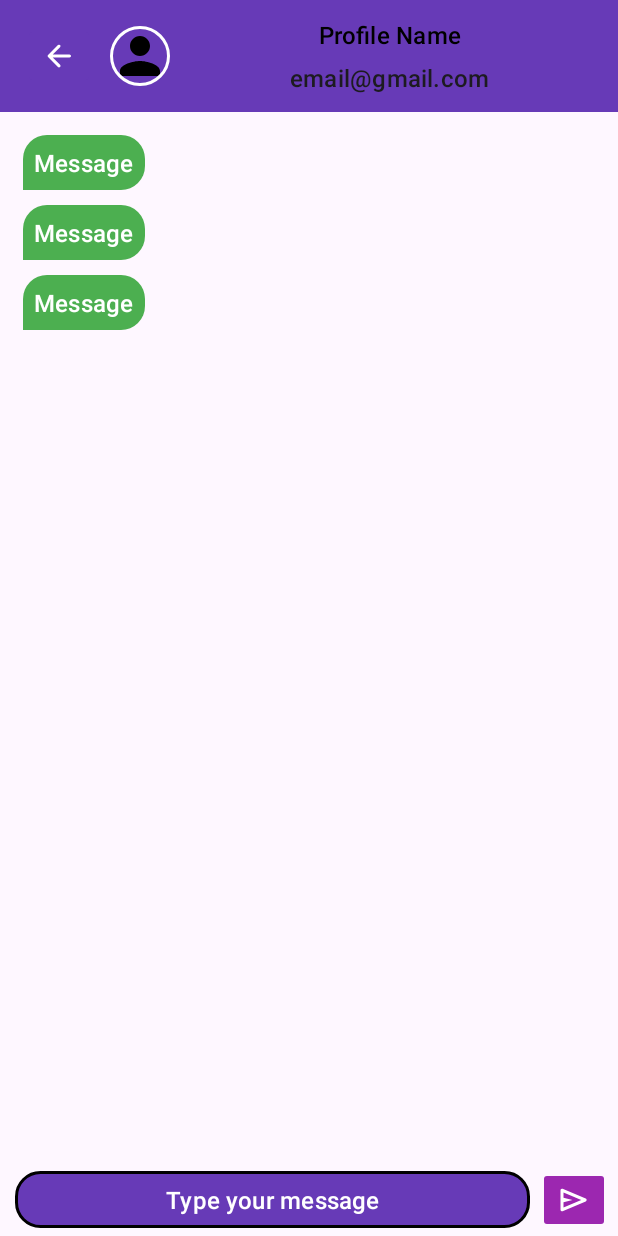
After one commit to abusaeed-shuvo/Void-Chat, an Android app: the layout fragment_chat.xml on its own in the app's theme, with its tools: preview values and no code run, on a phone screen of 412 x 824 dp. The commit adds this screen. Run offline under Robolectric (Android 15) with nearby library versions, the phone set to English and light mode, and no system bars.

Commit message:
Added Chat fragment

```diff
--- a/app/build.gradle.kts
+++ b/app/build.gradle.kts
@@ -62,4 +62,8 @@ dependencies {
 
 	// Feature module support for Fragments
 	implementation(libs.androidx.navigation.dynamic.features.fragment)
+
+	//Circle Image
+	implementation(libs.circleimageview)
+
 }
--- a/app/src/main/java/com/example/voidchat/ui/profile/ProfileFragment.kt
+++ b/app/src/main/java/com/example/voidchat/ui/profile/ProfileFragment.kt
@@ -35,6 +35,9 @@ class ProfileFragment : Fragment() {
 		binding.goHomeBtn.setOnClickListener {
 			findNavController().navigate(R.id.action_profileFragment_to_homeFragment)
 		}
+		binding.messageBtn.setOnClickListener {
+			findNavController().navigate(R.id.action_profileFragment_to_chatFragment)
+		}
 
 
 		return binding.root
--- /dev/null
+++ b/app/src/main/res/drawable/edit_message.xml
@@ -0,0 +1,10 @@
+<?xml version="1.0" encoding="utf-8"?>
+<shape xmlns:android = "http://schemas.android.com/apk/res/android">
+	<solid android:color = "#673AB7" />
+	<corners android:radius = "16dp" />
+	<stroke
+		android:width = "2dp"
+		android:color = "@color/black" />
+
+
+</shape>
--- /dev/null
+++ b/app/src/main/res/drawable/receive_message_bubble.xml
@@ -0,0 +1,8 @@
+<?xml version="1.0" encoding="utf-8"?>
+<shape xmlns:android = "http://schemas.android.com/apk/res/android">
+	<solid android:color = "#4CAF50" />
+	<corners
+		android:bottomRightRadius = "16dp"
+		android:topLeftRadius = "16dp"
+		android:topRightRadius = "16dp" />
+</shape>
--- /dev/null
+++ b/app/src/main/res/drawable/rounded_arrow_back_24.xml
@@ -0,0 +1,5 @@
+<vector xmlns:android="http://schemas.android.com/apk/res/android" android:autoMirrored="true" android:height="24dp" android:tint="#FFFFFF" android:viewportHeight="960" android:viewportWidth="960" android:width="24dp">
+
+    <path android:fillColor="@android:color/white" android:pathData="M313,520L509,716Q521,728 520.5,744Q520,760 508,772Q496,783 480,783.5Q464,784 452,772L188,508Q182,502 179.5,495Q177,488 177,480Q177,472 179.5,465Q182,458 188,452L452,188Q463,177 479.5,177Q496,177 508,188Q520,200 520,216.5Q520,233 508,245L313,440L760,440Q777,440 788.5,451.5Q800,463 800,480Q800,497 788.5,508.5Q777,520 760,520L313,520Z"/>
+
+</vector>
--- /dev/null
+++ b/app/src/main/res/drawable/rounded_button.xml
@@ -0,0 +1,6 @@
+<?xml version="1.0" encoding="utf-8"?>
+<shape xmlns:android = "http://schemas.android.com/apk/res/android">
+	<solid android:color = "#2196F3" />
+	<corners android:radius = "5dp" />
+
+</shape>
--- /dev/null
+++ b/app/src/main/res/drawable/rounded_send_24.xml
@@ -0,0 +1,5 @@
+<vector xmlns:android="http://schemas.android.com/apk/res/android" android:autoMirrored="true" android:height="24dp" android:tint="#FFFFFF" android:viewportHeight="960" android:viewportWidth="960" android:width="24dp">
+
+    <path android:fillColor="@android:color/white" android:pathData="M792,517L176,777Q156,785 138,773.5Q120,762 120,740L120,220Q120,198 138,186.5Q156,175 176,183L792,443Q817,454 817,480Q817,506 792,517ZM200,680L674,480L200,280L200,420L440,480L200,540L200,680ZM200,680L200,480L200,280L200,420L200,420L200,540L200,540L200,680Z"/>
+
+</vector>
--- /dev/null
+++ b/app/src/main/res/layout/fragment_chat.xml
@@ -0,0 +1,127 @@
+<?xml version="1.0" encoding="utf-8"?>
+<androidx.constraintlayout.widget.ConstraintLayout xmlns:android = "http://schemas.android.com/apk/res/android"
+	xmlns:app = "http://schemas.android.com/apk/res-auto"
+	xmlns:tools = "http://schemas.android.com/tools"
+	android:layout_width = "match_parent"
+	android:layout_height = "match_parent"
+	tools:context = ".ui.chat.ChatFragment">
+
+	<androidx.constraintlayout.widget.ConstraintLayout
+		android:id = "@+id/topBar"
+		android:layout_width = "match_parent"
+		android:layout_height = "wrap_content"
+		android:background = "#673AB7"
+		android:padding = "5dp"
+		app:layout_constraintEnd_toEndOf = "parent"
+		app:layout_constraintStart_toStartOf = "parent"
+		app:layout_constraintTop_toTopOf = "parent">
+
+		<androidx.appcompat.widget.AppCompatImageButton
+			android:id = "@+id/btnBack"
+			android:layout_width = "wrap_content"
+			android:layout_height = "wrap_content"
+			android:layout_margin = "10dp"
+			android:backgroundTint = "#673AB7"
+			android:contentDescription = "backButton"
+			android:src = "@drawable/rounded_arrow_back_24"
+			app:layout_constraintBottom_toBottomOf = "parent"
+			app:layout_constraintStart_toStartOf = "parent"
+			app:layout_constraintTop_toTopOf = "parent" />
+
+		<de.hdodenhof.circleimageview.CircleImageView
+			android:id = "@+id/profileImage"
+			android:layout_width = "40dp"
+			android:layout_height = "40dp"
+			android:layout_marginHorizontal = "10dp"
+			android:src = "@drawable/baseline_person_24"
+			app:civ_border_color = "@color/white"
+			app:civ_border_width = "2dp"
+			app:layout_constraintBottom_toBottomOf = "parent"
+			app:layout_constraintStart_toEndOf = "@+id/btnBack"
+			app:layout_constraintTop_toTopOf = "parent" />
+
+		<TextView
+			android:id = "@+id/profileName"
+			android:layout_width = "wrap_content"
+			android:layout_height = "wrap_content"
+			android:layout_marginHorizontal = "10dp"
+			android:text = "Profile Name"
+			android:textAppearance = "@style/TextAppearance.Material3.TitleMedium"
+			android:textColor = "@color/black"
+			app:layout_constraintBottom_toTopOf = "@+id/profileEmail"
+			app:layout_constraintEnd_toEndOf = "parent"
+			app:layout_constraintStart_toEndOf = "@+id/profileImage"
+			app:layout_constraintTop_toTopOf = "parent" />
+
+		<TextView
+			android:id = "@+id/profileEmail"
+			android:layout_width = "wrap_content"
+			android:layout_height = "wrap_content"
+			android:layout_marginHorizontal = "10dp"
+			android:text = "email@gmail.com"
+			android:textAppearance = "@style/TextAppearance.Material3.TitleMedium"
+			app:layout_constraintBottom_toBottomOf = "parent"
+			app:layout_constraintEnd_toEndOf = "parent"
+			app:layout_constraintStart_toEndOf = "@+id/profileImage"
+			app:layout_constraintTop_toBottomOf = "@+id/profileName" />
+
+	</androidx.constraintlayout.widget.ConstraintLayout>
+
+
+	<androidx.recyclerview.widget.RecyclerView
+		android:id = "@+id/messageRCV"
+		android:layout_width = "match_parent"
+		android:layout_height = "0dp"
+		android:padding = "5dp"
+		app:layout_constraintBottom_toTopOf = "@+id/bottomBar"
+		app:layout_constraintEnd_toEndOf = "parent"
+		app:layout_constraintHorizontal_bias = "0.0"
+		app:layout_constraintStart_toStartOf = "parent"
+		app:layout_constraintTop_toBottomOf = "@+id/topBar"
+		tools:listitem = "@layout/receive_message_item" />
+
+	<androidx.constraintlayout.widget.ConstraintLayout
+		android:id = "@+id/bottomBar"
+		android:layout_width = "match_parent"
+		android:layout_height = "wrap_content"
+		app:layout_constraintBottom_toBottomOf = "parent"
+		app:layout_constraintEnd_toEndOf = "parent"
+		app:layout_constraintStart_toStartOf = "parent"
+		app:layout_constraintTop_toBottomOf = "@+id/messageRCV">
+
+		<EditText
+			android:id = "@+id/messageET"
+			android:layout_width = "0dp"
+			android:layout_height = "wrap_content"
+			android:layout_marginVertical = "5dp"
+			android:layout_marginLeft = "10dp"
+			android:background = "@drawable/edit_message"
+			android:hint = "Type your message"
+			android:inputType = "text"
+			android:padding = "8dp"
+			android:textAlignment = "center"
+			android:textAppearance = "@style/TextAppearance.Material3.TitleMedium"
+			android:textColor = "@color/black"
+			android:textColorHint = "@color/white"
+			app:layout_constraintBottom_toBottomOf = "parent"
+			app:layout_constraintEnd_toStartOf = "@+id/sendBtn"
+			app:layout_constraintStart_toStartOf = "parent"
+			app:layout_constraintTop_toTopOf = "parent" />
+
+		<ImageButton
+			android:id = "@+id/sendBtn"
+			android:layout_width = "wrap_content"
+			android:layout_height = "wrap_content"
+			android:layout_marginHorizontal = "5dp"
+			android:backgroundTint = "#9C27B0"
+			android:contentDescription = "Send Button"
+			android:src = "@drawable/rounded_send_24"
+			app:layout_constraintBottom_toBottomOf = "parent"
+			app:layout_constraintEnd_toEndOf = "parent"
+			app:layout_constraintStart_toEndOf = "@id/messageET"
+			app:layout_constraintTop_toTopOf = "parent" />
+
+	</androidx.constraintlayout.widget.ConstraintLayout>
+
+
+</androidx.constraintlayout.widget.ConstraintLayout>
--- /dev/null
+++ b/app/src/main/res/layout/receive_message_item.xml
@@ -0,0 +1,20 @@
+<?xml version="1.0" encoding="utf-8"?>
+<androidx.constraintlayout.widget.ConstraintLayout xmlns:android = "http://schemas.android.com/apk/res/android"
+	xmlns:app = "http://schemas.android.com/apk/res-auto"
+	android:layout_width = "match_parent"
+	android:layout_height = "wrap_content">
+
+	<TextView
+		android:layout_width = "wrap_content"
+		android:layout_height = "wrap_content"
+		android:layout_margin = "10dp"
+		android:background = "@drawable/receive_message_bubble"
+		android:padding = "7dp"
+		android:text = "Message"
+		android:textAppearance = "@style/TextAppearance.Material3.TitleMedium"
+		android:textColor = "@color/white"
+		app:layout_constraintStart_toStartOf = "parent"
+		app:layout_constraintTop_toTopOf = "parent" />
+
+
+</androidx.constraintlayout.widget.ConstraintLayout>
--- a/app/src/main/res/values/strings.xml
+++ b/app/src/main/res/values/strings.xml
@@ -1,5 +1,5 @@
 <resources>
-    <string name="app_name">Void Chat</string>
-    <!-- TODO: Remove or change this placeholder text -->
-    <string name="hello_blank_fragment">Hello blank fragment</string>
+	<string name = "app_name">Void Chat</string>
+	<!-- TODO: Remove or change this placeholder text -->
+	<string name = "hello_blank_fragment">Hello blank fragment</string>
 </resources>
```
Also changed, not shown: app/src/main/java/com/example/voidchat/ui/chat/ChatFragment.kt (added, +32 -0 lines), app/src/main/java/com/example/voidchat/ui/home/HomeFragment.kt (+17 -2 lines), app/src/main/java/com/example/voidchat/ui/recyclerViewItem/UserAdapter.kt (+6 -1 lines), app/src/main/res/drawable/ic_launcher_background.xml (+135 -135 lines), app/src/main/res/drawable/ic_launcher_foreground.xml (+22 -22 lines), app/src/main/res/drawable/send_message_bubble.xml (added, +8 -0 lines), app/src/main/res/layout/fragment_home.xml (+57 -57 lines), app/src/main/res/layout/send_message_item.xml (added, +20 -0 lines), app/src/main/res/navigation/root_nav.xml (+12 -0 lines), gradle/libs.versions.toml (+6 -4 lines). Lines whose indentation alone changed are shown as unchanged.
